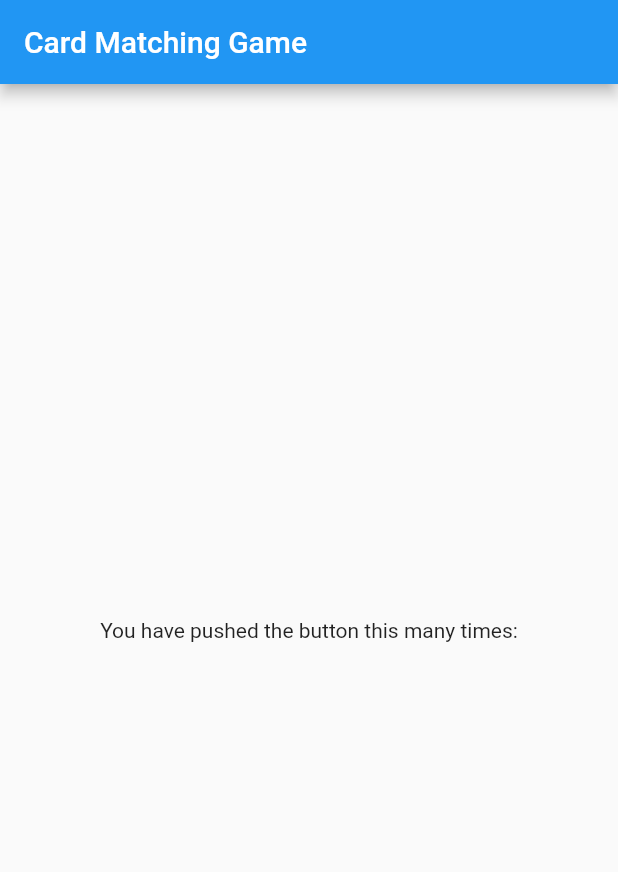
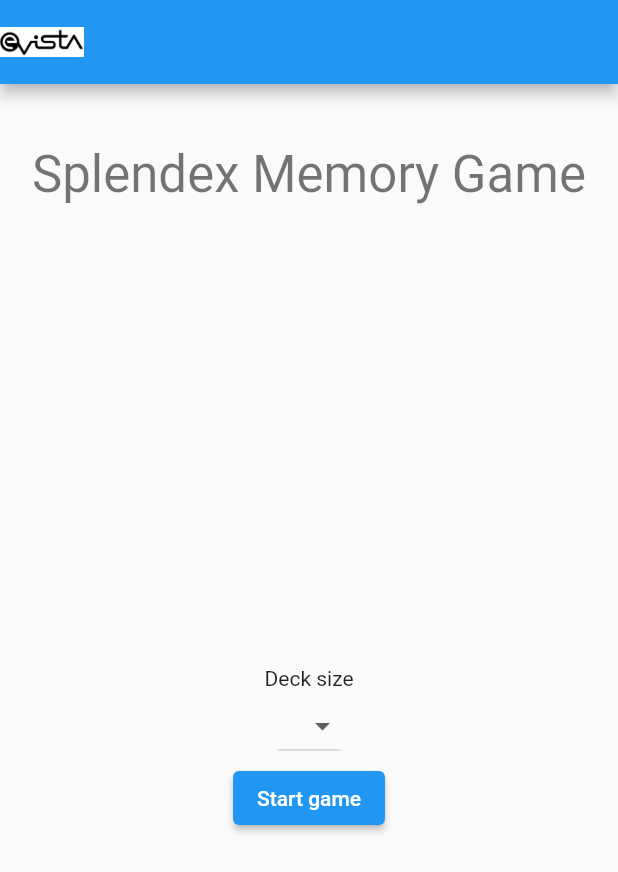
Before and after one commit to wixon1337/card-matching-game, a Flutter app: the screen it shows after launch, on a phone screen of 412 x 824 dp. Shown: the top 872 px of the screen. Run offline on Flutter 3.47's test engine with Material 2 defaults, Android fonts, the phone set to English and light mode, and no system bars.

Commit message:
Basic homescreen created. Main refactored.

```diff
--- a/lib/main.dart
+++ b/lib/main.dart
@@ -1,3 +1,4 @@
+import 'package:card_matching_game/screens/home_screen.dart';
 import 'package:flutter/material.dart';
 
 void main() {
@@ -14,42 +15,10 @@ class MyApp extends StatelessWidget {
       theme: ThemeData(
         primarySwatch: Colors.blue,
       ),
-      home: const MyHomePage(title: 'Card Matching Game'),
+      home: const HomeScreen(),
+      routes: {
+        HomeScreen.routeName:(context) => const HomeScreen(),
+      },
     );
   }
 }
-
-class MyHomePage extends StatefulWidget {
-  const MyHomePage({super.key, required this.title});
-
-  final String title;
-
-  @override
-  State<MyHomePage> createState() => _MyHomePageState();
-}
-
-class _MyHomePageState extends State<MyHomePage> {
-
-  @override
-  Widget build(BuildContext context) {
-    return Scaffold(
-      appBar: AppBar(
-        title: Text(widget.title),
-      ),
-      body: Center(
-        child: Column(
-          mainAxisAlignment: MainAxisAlignment.center,
-          children: <Widget>[
-            const Text(
-              'You have pushed the button this many times:',
-            ),
-            Text(
-              '',
-              style: Theme.of(context).textTheme.headline4,
-            ),
-          ],
-        ),
-      ),
-    );
-  }
-}
--- /dev/null
+++ b/lib/screens/home_screen.dart
@@ -0,0 +1,54 @@
+import 'package:flutter/material.dart';
+
+class HomeScreen extends StatefulWidget {
+  const HomeScreen({super.key});
+
+  static const routeName = '/home';
+
+  @override
+  State<HomeScreen> createState() => _HomeScreenState();
+}
+
+class _HomeScreenState extends State<HomeScreen> {
+  int? _selectedSize;
+
+  @override
+  Widget build(BuildContext context) {
+    return Scaffold(
+      appBar: AppBar(
+        leading: const Image(
+          image: AssetImage('assets/evista.png'),
+        ),
+      ),
+      body: Center(
+        child: Column(
+          children: [
+            Padding(
+              padding: const EdgeInsets.symmetric(vertical: 40.0),
+              child: Text('Splendex Memory Game', style: Theme.of(context).textTheme.headline4),
+            ),
+            Expanded(
+              child: Column(
+                mainAxisAlignment: MainAxisAlignment.center,
+                children: <Widget>[
+                  const Text('Deck size'),
+                  DropdownButton(
+                    value: _selectedSize,
+                    items: List.generate(8, (index) => DropdownMenuItem(value: index + 3, child: Text('${index + 3}')))
+                        .toList(),
+                    onChanged: (value) {
+                      setState(() {
+                        _selectedSize = value;
+                      });
+                    },
+                  ),
+                  ElevatedButton(onPressed: () {}, child: const Text('Start game')),
+                ],
+              ),
+            ),
+          ],
+        ),
+      ),
+    );
+  }
+}
```
